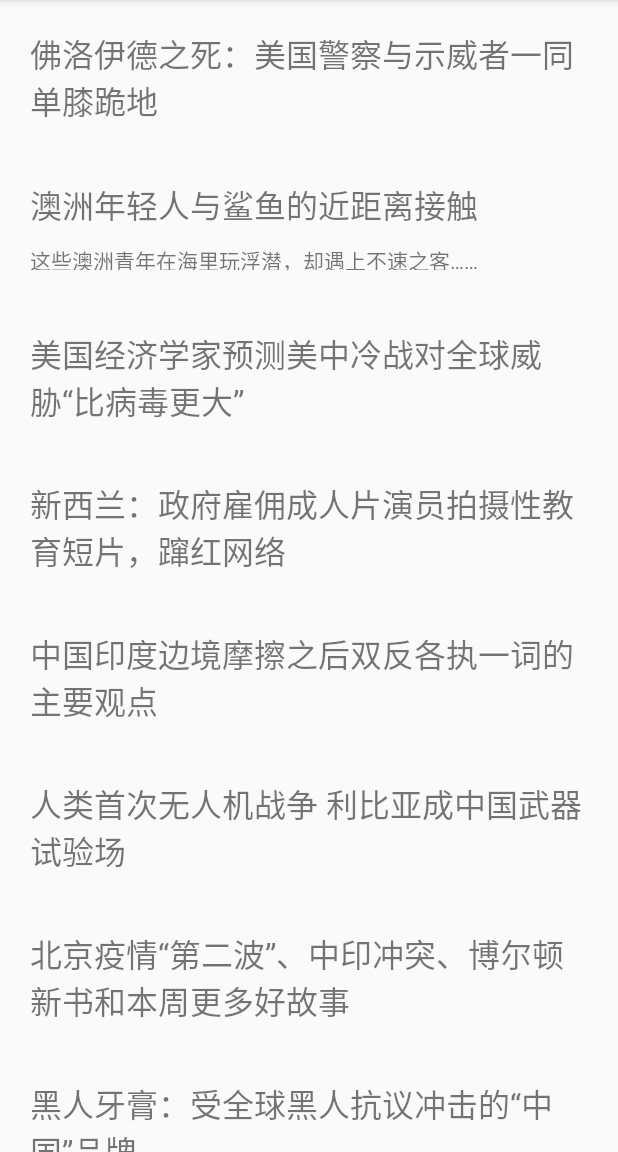
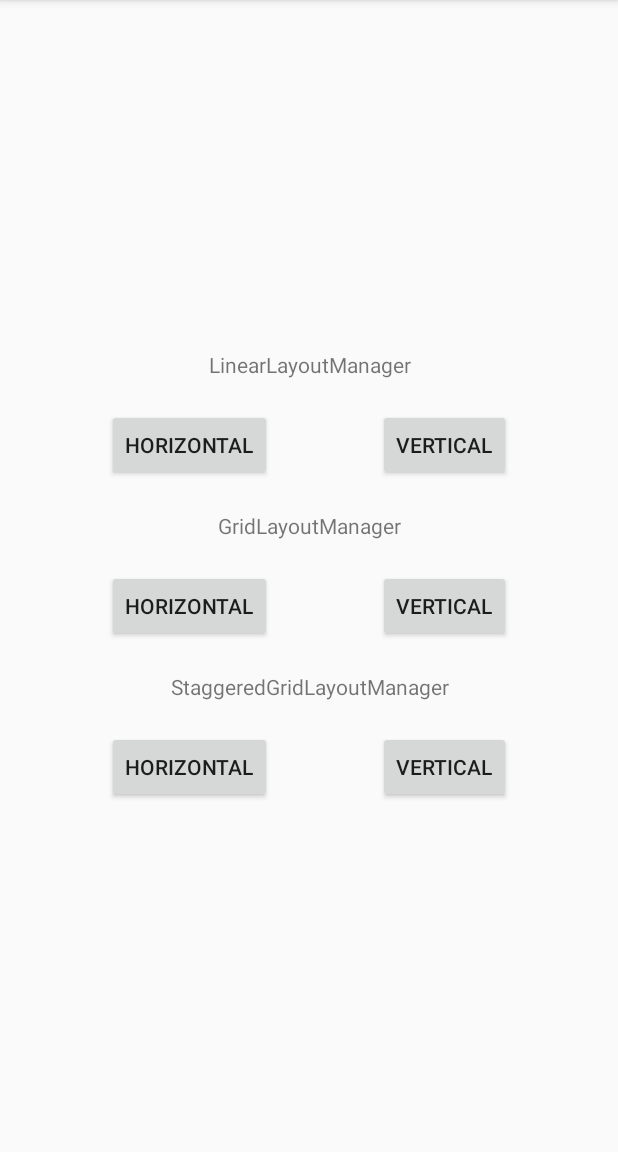
Before and after one commit to dreamgyf/LoadingRecyclerView, an Android app: the screen it shows after launch (MainActivity), on a phone screen of 412 x 824 dp, the part 84-1236 px from its top. Run offline under Robolectric (Android 15) with nearby library versions, the phone set to English and light mode, and no system bars.

Commit message:
完善Demo,完善gradle

```diff
--- a/Demo/src/main/java/com/dreamgyf/myapplication/MainActivity.java
+++ b/Demo/src/main/java/com/dreamgyf/myapplication/MainActivity.java
@@ -9,73 +9,88 @@ import androidx.recyclerview.widget.StaggeredGridLayoutManager;
 import android.os.Bundle;
 import android.os.Handler;
 import android.os.Looper;
+import android.view.View;
+import android.widget.Button;
 
 import com.dreamgyf.loadingrecyclerview.LoadingRecyclerView;
 
 import java.util.ArrayList;
 import java.util.List;
 
-public class MainActivity extends AppCompatActivity {
+public class MainActivity extends AppCompatActivity implements View.OnClickListener {
 
-    private Handler mHandler = new Handler(Looper.getMainLooper());
+    private Button btn_linear_h;
 
-    private LoadingRecyclerView mLoadingRecyclerView;
+    private Button btn_linear_v;
 
-    private RecyclerView.LayoutManager mLoadingLayoutManager;
+    private Button btn_grid_h;
 
-    private LoadingRecyclerAdapter mLoadingRecyclerAdapter;
+    private Button btn_grid_v;
 
-    private List<Article> mDataList = new ArrayList<>();
+    private Button btn_staggered_h;
+
+    private Button btn_staggered_v;
 
     @Override
     protected void onCreate(Bundle savedInstanceState) {
         super.onCreate(savedInstanceState);
         setContentView(R.layout.activity_main);
 
-        initData();
+        btn_linear_h = findViewById(R.id.btn_linear_h);
+        btn_linear_v = findViewById(R.id.btn_linear_v);
+        btn_grid_h = findViewById(R.id.btn_grid_h);
+        btn_grid_v = findViewById(R.id.btn_grid_v);
+        btn_staggered_h = findViewById(R.id.btn_staggered_h);
+        btn_staggered_v = findViewById(R.id.btn_staggered_v);
 
-        mLoadingRecyclerView = findViewById(R.id.loading_recycler_view);
+        btn_linear_h.setOnClickListener(this);
+        btn_linear_v.setOnClickListener(this);
+        btn_grid_h.setOnClickListener(this);
+        btn_grid_v.setOnClickListener(this);
+        btn_staggered_h.setOnClickListener(this);
+        btn_staggered_v.setOnClickListener(this);
 
-        mLoadingLayoutManager = new LinearLayoutManager(this);
-//        ((LinearLayoutManager)mLoadingLayoutManager).setOrientation(RecyclerView.HORIZONTAL);
-
-//        mLoadingLayoutManager = new GridLayoutManager(this,5);
-//        ((GridLayoutManager) mLoadingLayoutManager).setOrientation(RecyclerView.HORIZONTAL);
-
-//        mLoadingLayoutManager = new StaggeredGridLayoutManager(3,StaggeredGridLayoutManager.HORIZONTAL);
-
-        mLoadingRecyclerView.setLayoutManager(mLoadingLayoutManager);
-        mLoadingRecyclerView.setAdapter(mLoadingRecyclerAdapter = new LoadingRecyclerAdapter(this));
-        mLoadingRecyclerAdapter.addDataAtEnd(mDataList);
-
-        mLoadingRecyclerView.setLoadingListener(new LoadingRecyclerView.LoadingListener() {
-            @Override
-            public void onLoadMore(final int direction, int offset) {
-                mHandler.postDelayed(new Runnable() {
-                    @Override
-                    public void run() {
-                        if(direction == LoadingRecyclerView.Direction.START) {
-                            mLoadingRecyclerAdapter.addDataAtStart(mDataList);
-                        } else if(direction == LoadingRecyclerView.Direction.END) {
-                            mLoadingRecyclerAdapter.addDataAtEnd(mDataList);
-                        }
-                        mLoadingRecyclerView.loadFinish(direction);
-                    }
-                },3000);
-            }
-        });
     }
 
-    private void initData() {
-        mDataList.add(new Article("佛洛伊德之死：美国警察与示威者一同单膝跪地","纪念佛洛伊德之死的美国示威，也有和平动容的瞬间。"));
-        mDataList.add(new Article("澳洲年轻人与鲨鱼的近距离接触","这些澳洲青年在海里玩浮潜，却遇上不速之客……"));
-        mDataList.add(new Article("美国经济学家预测美中冷战对全球威胁“比病毒更大”","美国经济学家萨克斯接受BBC采访时预测，被人们习以为常的现行世界秩序濒临崩溃，全球将在后新冠疫情时期进入“没有领导的大分裂”阶段。"));
-        mDataList.add(new Article("新西兰：政府雇佣成人片演员拍摄性教育短片，蹿红网络","新西兰政府推出一则幽默的儿童性教育短片，借由成人片演员到访的场景，鼓励开展亲子对话，令儿童树立正确的性观念。"));
-        mDataList.add(new Article("中国印度边境摩擦之后双反各执一词的主要观点","中印几十年在边境争议区时有摩擦，每次都相互指责对方挑衅。最新摩擦也不例外，双方再度己方观点与论述。"));
-        mDataList.add(new Article("人类首次无人机战争 利比亚成中国武器试验场","军事观察家们认为，军用无人机将会重塑21世纪的作战模式。中国造无人机在利比亚无人机战争中显露锋芒。"));
-        mDataList.add(new Article("北京疫情“第二波”、中印冲突、博尔顿新书和本周更多好故事","刚刚过去的一周，BBC中文以下新闻内容受到读者的关注。如果你错过了它们，BBC中文带你一一回顾。"));
-        mDataList.add(new Article("黑人牙膏：受全球黑人抗议冲击的“中国”品牌","因美国黑人佛洛依德之死而遍及全球的抗议活动，也波及到一款在大中华地区销售数十载的口腔保健品牌——“黑人牙膏”。"));
-        mDataList.add(new Article("BBC记者盘点让美国总统特朗普郁闷的四件事","距离大选短短5个月的关键阶段，美国总统特朗普最近连番遭遇挫折，政治麻烦有发酵的趋势，对选情相当不利。"));
-        mDataList.add(new Article("中国“释放10名印度军人” 致命冲突让两国民众情绪激愤","在中印两国爆发边境致命冲突后，印度称中国释放了10名印度军人。官方力求冲突降温，但两国民间的对抗情绪继续加剧。"));
+    @Override
+    public void onClick(View v) {
+        switch (v.getId()) {
+            case R.id.btn_linear_h : {
+                startActivity(SampleActivity.createIntent(this
+                        , SampleActivity.LayoutManagerType.LINEAR_LAYOUT_MANAGER
+                        , SampleActivity.OrientationType.HORIZONTAL));
+            }
+            break;
+            case R.id.btn_linear_v : {
+                startActivity(SampleActivity.createIntent(this
+                        , SampleActivity.LayoutManagerType.LINEAR_LAYOUT_MANAGER
+                        , SampleActivity.OrientationType.VERTICAL));
+            }
+            break;
+            case R.id.btn_grid_h : {
+                startActivity(SampleActivity.createIntent(this
+                        , SampleActivity.LayoutManagerType.GRID_LAYOUT_MANAGER
+                        , SampleActivity.OrientationType.HORIZONTAL));
+            }
+            break;
+            case R.id.btn_grid_v : {
+                startActivity(SampleActivity.createIntent(this
+                        , SampleActivity.LayoutManagerType.GRID_LAYOUT_MANAGER
+                        , SampleActivity.OrientationType.VERTICAL));
+            }
+            break;
+            case R.id.btn_staggered_h : {
+                startActivity(SampleActivity.createIntent(this
+                        , SampleActivity.LayoutManagerType.STAGGERED_GRID_LAYOUT_MANAGER
+                        , SampleActivity.OrientationType.HORIZONTAL));
+            }
+            break;
+            case R.id.btn_staggered_v : {
+                startActivity(SampleActivity.createIntent(this
+                        , SampleActivity.LayoutManagerType.STAGGERED_GRID_LAYOUT_MANAGER
+                        , SampleActivity.OrientationType.VERTICAL));
+            }
+            break;
+        }
     }
 }
--- a/Demo/src/main/res/layout/activity_main.xml
+++ b/Demo/src/main/res/layout/activity_main.xml
@@ -6,12 +6,98 @@
     android:layout_height="match_parent"
     tools:context=".MainActivity">
 
-    <com.dreamgyf.loadingrecyclerview.LoadingRecyclerView
-        android:id="@+id/loading_recycler_view"
+    <androidx.constraintlayout.widget.ConstraintLayout
         android:layout_width="match_parent"
-        android:layout_height="0dp"
+        android:layout_height="wrap_content"
         app:layout_constraintTop_toTopOf="parent"
-        app:layout_constraintBottom_toBottomOf="parent"
-        app:direction="start|end"/>
+        app:layout_constraintBottom_toBottomOf="parent">
+
+        <TextView
+            android:id="@+id/tv_linear"
+            android:layout_width="match_parent"
+            android:layout_height="wrap_content"
+            app:layout_constraintTop_toTopOf="parent"
+            android:gravity="center"
+            android:text="LinearLayoutManager"/>
+
+        <Button
+            android:id="@+id/btn_linear_h"
+            android:layout_width="wrap_content"
+            android:layout_height="wrap_content"
+            app:layout_constraintTop_toBottomOf="@+id/tv_linear"
+            app:layout_constraintLeft_toLeftOf="parent"
+            app:layout_constraintRight_toLeftOf="@+id/btn_linear_v"
+            android:layout_marginTop="20dp"
+            android:text="HORIZONTAL"/>
+
+        <Button
+            android:id="@+id/btn_linear_v"
+            android:layout_width="wrap_content"
+            android:layout_height="wrap_content"
+            app:layout_constraintTop_toBottomOf="@+id/tv_linear"
+            app:layout_constraintLeft_toRightOf="@+id/btn_linear_h"
+            app:layout_constraintRight_toRightOf="parent"
+            android:layout_marginTop="20dp"
+            android:text="VERTICAL"/>
+
+        <TextView
+            android:id="@+id/tv_grid"
+            android:layout_width="match_parent"
+            android:layout_height="wrap_content"
+            app:layout_constraintTop_toBottomOf="@+id/btn_linear_h"
+            android:gravity="center"
+            android:layout_marginTop="20dp"
+            android:text="GridLayoutManager"/>
+
+        <Button
+            android:id="@+id/btn_grid_h"
+            android:layout_width="wrap_content"
+            android:layout_height="wrap_content"
+            app:layout_constraintTop_toBottomOf="@+id/tv_grid"
+            app:layout_constraintLeft_toLeftOf="parent"
+            app:layout_constraintRight_toLeftOf="@+id/btn_grid_v"
+            android:layout_marginTop="20dp"
+            android:text="HORIZONTAL"/>
+
+        <Button
+            android:id="@+id/btn_grid_v"
+            android:layout_width="wrap_content"
+            android:layout_height="wrap_content"
+            app:layout_constraintTop_toBottomOf="@+id/tv_grid"
+            app:layout_constraintLeft_toRightOf="@+id/btn_grid_h"
+            app:layout_constraintRight_toRightOf="parent"
+            android:layout_marginTop="20dp"
+            android:text="VERTICAL"/>
+
+        <TextView
+            android:id="@+id/tv_staggered"
+            android:layout_width="match_parent"
+            android:layout_height="wrap_content"
+            app:layout_constraintTop_toBottomOf="@+id/btn_grid_h"
+            android:gravity="center"
+            android:layout_marginTop="20dp"
+            android:text="StaggeredGridLayoutManager"/>
+
+        <Button
+            android:id="@+id/btn_staggered_h"
+            android:layout_width="wrap_content"
+            android:layout_height="wrap_content"
+            app:layout_constraintTop_toBottomOf="@+id/tv_staggered"
+            app:layout_constraintLeft_toLeftOf="parent"
+            app:layout_constraintRight_toLeftOf="@+id/btn_staggered_v"
+            android:layout_marginTop="20dp"
+            android:text="HORIZONTAL"/>
+
+        <Button
+            android:id="@+id/btn_staggered_v"
+            android:layout_width="wrap_content"
+            android:layout_height="wrap_content"
+            app:layout_constraintTop_toBottomOf="@+id/tv_staggered"
+            app:layout_constraintLeft_toRightOf="@+id/btn_staggered_h"
+            app:layout_constraintRight_toRightOf="parent"
+            android:layout_marginTop="20dp"
+            android:text="VERTICAL"/>
+
+    </androidx.constraintlayout.widget.ConstraintLayout>
 
 </androidx.constraintlayout.widget.ConstraintLayout>
--- a/Demo/src/main/res/values/strings.xml
+++ b/Demo/src/main/res/values/strings.xml
@@ -1,3 +1,3 @@
 <resources>
-    <string name="app_name">LoadingRecyclerViewDemo</string>
+	<string name="app_name">LoadingRecyclerViewDemo</string>
 </resources>
--- a/LoadingRecyclerView/build.gradle
+++ b/LoadingRecyclerView/build.gradle
@@ -34,6 +34,5 @@ dependencies {
     androidTestImplementation 'androidx.test.espresso:espresso-core:3.2.0'
 
 }
-//apply from: 'bintray-config.gradle'
-//apply from: 'https://raw.githubusercontent.com/nuuneoi/JCenter/master/installv1.gradle'
-//apply from: 'https://raw.githubusercontent.com/nuuneoi/JCenter/master/bintrayv1.gradle'
+
+apply from: 'bintray-config.gradle'
```
Also changed, not shown: Demo/src/main/AndroidManifest.xml (+8 -3 lines), Demo/src/main/java/com/dreamgyf/myapplication/SampleActivity.java (added, +120 -0 lines), Demo/src/main/res/layout/activity_sample.xml (added, +18 -0 lines), LoadingRecyclerView/bintray-config.gradle (+7 -3 lines), Demo/build.gradle (line endings or trailing spaces), 1 other file.
